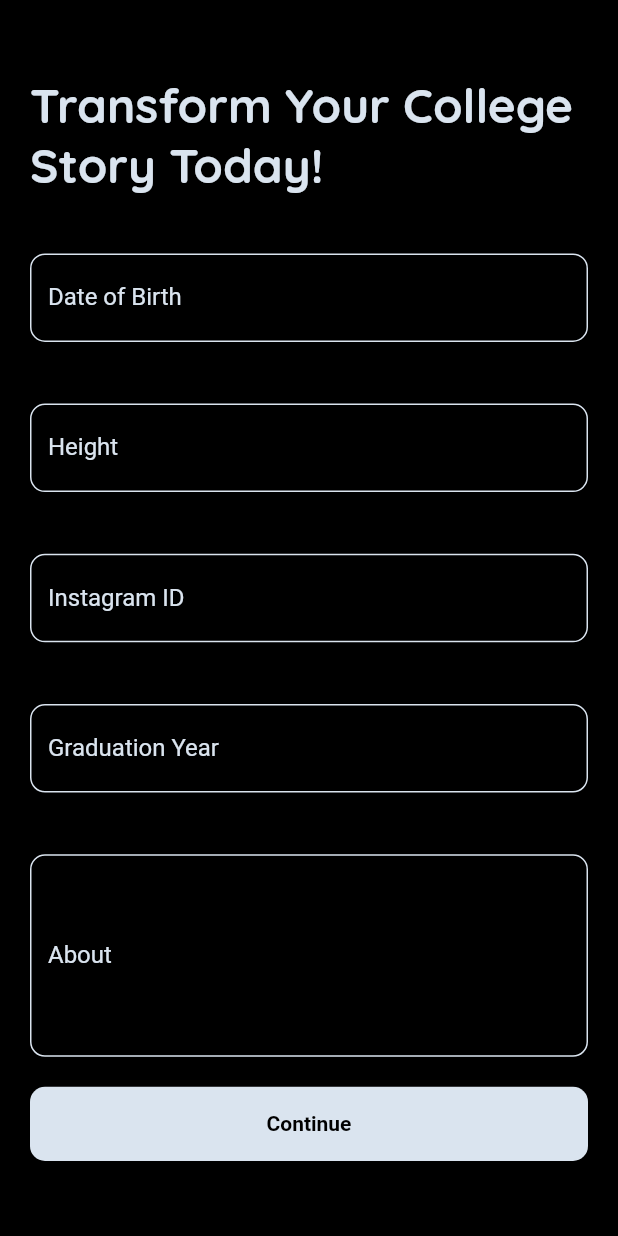
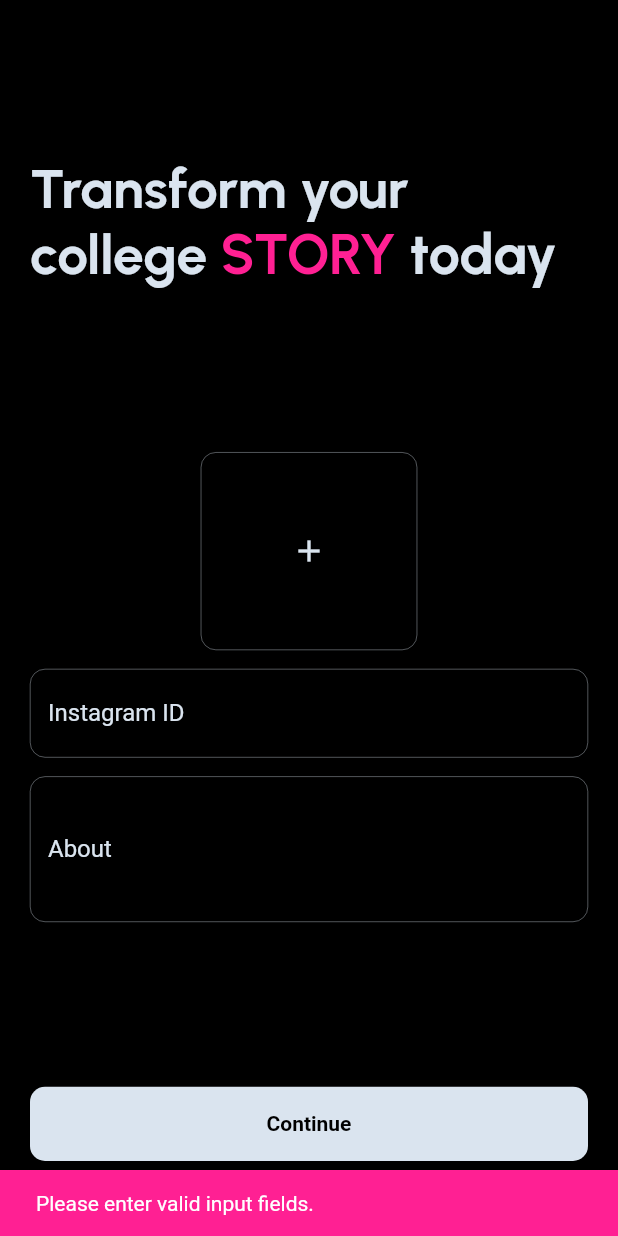
Before and after one commit to Quantum-Nexus/soul_sync_app, a Flutter app: the AboutMe screen opened by its route, after a tap on "Continue", on a phone screen of 412 x 824 dp. Run offline on Flutter 3.47's test engine with Material 2 defaults, Android fonts, the light colour scheme and no system bars; our stand-ins replace animated_splash_screen, flutter_card_swiper, google_fonts, image_picker, intl_phone_field, page_transition and 1 more; accounts and stored records are empty; project files that could hold a hidden picture were left out.

Commit message:
data collection screen done

```diff
--- a/lib/Screens/DataCollectionScreen/components/aboutme.dart
+++ b/lib/Screens/DataCollectionScreen/components/aboutme.dart
@@ -1,5 +1,8 @@
+import 'dart:io';
+
 import 'package:flutter/material.dart';
 import 'package:google_fonts/google_fonts.dart';
+import 'package:image_picker/image_picker.dart';
 import 'package:soul_sync_app/utils/constants/color.dart';
 
 class AboutMe extends StatefulWidget {
@@ -11,18 +14,121 @@ class AboutMe extends StatefulWidget {
 
 class _AboutMeState extends State<AboutMe> {
   final _formKey = GlobalKey<FormState>();
-
-  String _dob = '';
-  String _height = '';
   String _instagramId = '';
-  String _graduationYear = '';
   String _about = '';
   bool isPressed = false;
+  File? _pickedImage; // To store the picked image
 
+  Future<void> _showImageSourceDialog(BuildContext context) async {
+    await showDialog(
+      context: context,
+      builder: (BuildContext context) {
+        return AlertDialog(
+          backgroundColor: kPrimaryLightColor,
+          title: Text("Select Image Source"),
+          content: SingleChildScrollView(
+            child: ListBody(
+              children: <Widget>[
+                GestureDetector(
+                  child: Text("Camera"),
+                  onTap: () {
+                    Navigator.pop(context);
+                    _pickImage(ImageSource.camera);
+                  },
+                ),
+                SizedBox(height: 20),
+                GestureDetector(
+                  child: Text("Gallery"),
+                  onTap: () {
+                    Navigator.pop(context);
+                    _pickImage(ImageSource.gallery);
+                  },
+                ),
+              ],
+            ),
+          ),
+        );
+      },
+    );
+  }
+
+  Future<void> _pickImage(ImageSource source) async {
+    final pickedImageFile = await ImagePicker().pickImage(
+      source: source,
+      maxWidth: 600,
+    );
+
+    if (pickedImageFile != null) {
+      setState(() {
+        _pickedImage = File(pickedImageFile.path);
+      });
+    }
+  }
   void _toggledataButtonState() {
     setState(() {
+      if (_pickedImage != null && _instagramId != "" && _about != "") {
         isPressed = !isPressed;
+      } else {
+        if (_pickedImage == "" && (_instagramId != 0 && _about != "")) {
+          ScaffoldMessenger.of(context).showSnackBar(
+            const SnackBar(
+              content: Text("Please pick an image."),
+              backgroundColor: kPinkColor,
+            ),
+          );
+        } else if (_instagramId == "" && (_pickedImage != null && _about != "")) {
+          ScaffoldMessenger.of(context).showSnackBar(
+            const SnackBar(
+              content: Text("Please enter your instagram id."),
+              backgroundColor: kPinkColor,
+            ),
+          );
+        } else if (_about == "" && ( _pickedImage != null && _about != "")){
+          ScaffoldMessenger.of(context).showSnackBar(
+            const SnackBar(
+              content: Text("Please enter your about."),
+              backgroundColor: kPinkColor,
+            ),
+          );
+        }
+        else if(_instagramId != "" && (_pickedImage == null && _about == "")) {
+          ScaffoldMessenger.of(context).showSnackBar(
+            const SnackBar(
+              content: Text("Please select an image and enter your about."),
+              backgroundColor: kPinkColor,
+            ),
+          );
+        }
+        else if(_about != "" && ( _pickedImage == null && _instagramId == "")) {
+          ScaffoldMessenger.of(context).showSnackBar(
+            const SnackBar(
+              content: Text("Please select an image and enter your instagram id."),
+              backgroundColor: kPinkColor,
+            ),
+          );
+        }
+        else if(_pickedImage != "" && (_instagramId == 0 && _about == "")) {
+          ScaffoldMessenger.of(context).showSnackBar(
+            const SnackBar(
+              content: Text("Please enter your instagram id and about."),
+              backgroundColor: kPinkColor,
+            ),
+          );
+        }
+        else {
+          ScaffoldMessenger.of(context).showSnackBar(
+            const SnackBar(
+              content: Text("Please enter valid input fields."),
+              backgroundColor: kPinkColor,
+            ),
+          );
+
+        }
+      }
     });
+    print(_pickedImage);
+    print(_instagramId);
+    print(_about);
   }
 
   @override
@@ -31,98 +137,112 @@ class _AboutMeState extends State<AboutMe> {
     double width = MediaQuery.of(context).size.width;
     return Scaffold(
       backgroundColor: kPrimaryColor,
-      body: Container(
+      resizeToAvoidBottomInset:
+          false, // Add this line to prevent automatic scrolling
+
+      body: SafeArea(
+        child: Container(
+          height: height,
+          width: width,
           margin: EdgeInsets.symmetric(vertical: 50, horizontal: 20),
           child: Column(
             mainAxisAlignment: MainAxisAlignment.spaceBetween,
             children: [
               Container(
-              height: height * 0.12,
-              decoration: BoxDecoration(
-                  // border: Border.all(
-                  //     color: Colors.red, width: 1, style: BorderStyle.solid),
-                  ),
-              child: Text(
-                'Transform Your College Story Today!',
-                style: GoogleFonts.quicksand(
-                    color: kPrimaryLightColor,
-                    fontSize: height * 0.0385,
-                    fontWeight: FontWeight.bold),
+                // height: height *0.065,
+                margin: EdgeInsets.only(top: height * 0.065),
+                child: Text.rich(
+                  TextSpan(
+                      text: 'Transform your college ',
+                      style: GoogleFonts.urbanist(
+                          fontSize: height * 0.0445,
+                          fontWeight: FontWeight.bold,
+                          color: kPrimaryLightColor),
+                      children: <InlineSpan>[
+                        TextSpan(
+                          text: 'STORY ',
+                          style: GoogleFonts.urbanist(
+                            fontSize: height * 0.045,
+                            fontWeight: FontWeight.bold,
+                            color: kPinkColor,
                           ),
                         ),
-            Container(
-              height: height * 0.65,
-              decoration: BoxDecoration(
-                  // border: Border.all(
-                  //     color: Colors.red, width: 1, style: BorderStyle.solid),
-                  ),
-              child: Form(
-                key: _formKey,
-                child: Column(
-                    mainAxisAlignment: MainAxisAlignment.spaceBetween,
-                    crossAxisAlignment: CrossAxisAlignment.start,
-                    children: <Widget>[
-                      TextFormField(
-                        cursorColor: kPrimaryLightColor,
-                        style: TextStyle(color: kPrimaryLightColor),
-                        decoration: InputDecoration(
-                          focusedBorder: OutlineInputBorder(
-                            borderSide: BorderSide(color: kPrimaryLightColor),
-                            borderRadius: BorderRadius.all(Radius.circular(10)),
-                          ),
-                          border: OutlineInputBorder(),
-                          labelText: 'Date of Birth',
-                          labelStyle: TextStyle(
-                              color: kPrimaryLightColor), // Hint text color
-                          enabledBorder: OutlineInputBorder(
-                            borderRadius: BorderRadius.all(Radius.circular(10)),
-                            borderSide: BorderSide(
+                        TextSpan(
+                          text: 'today',
+                          style: GoogleFonts.urbanist(
+                            fontSize: height * 0.045,
+                            fontWeight: FontWeight.bold,
                             color: kPrimaryLightColor,
                           ),
                         ),
+                      ]),
                 ),
-                        onChanged: (value) {
-                          _dob = value;
+              ),
+              Form(
+                key: _formKey,
+                child: Container(
+                  height: height * 0.38,
+                  child: Column(
+                      mainAxisAlignment: MainAxisAlignment.spaceBetween,
+                      crossAxisAlignment: CrossAxisAlignment.center,
+                      children: <Widget>[
+                        ImageInputContainer(
+                          image: _pickedImage,
+                          onTap: () async {
+                            await _showImageSourceDialog(context);
                           },
                         ),
+                        // GestureDetector(
+                        //   onTap: () => _showImageSourceDialog(context),
+                        //   child: AbsorbPointer(
+                        //     absorbing: true,
+                        //     child: TextFormField(
+                        //       enableInteractiveSelection: true,
+                        //       cursorColor: kPrimaryLightColor,
+                        //       style: TextStyle(color: kPrimaryLightColor),
+                        //       decoration: InputDecoration(
+                        //         focusedBorder: OutlineInputBorder(
+                        //           borderSide: BorderSide(
+                        //               color: kPrimaryLightColor, width: 0.25),
+                        //           borderRadius:
+                        //               BorderRadius.all(Radius.circular(10)),
+                        //         ),
+                        //         border: OutlineInputBorder(),
+                        //         labelText: 'Select your image',
+                        //         labelStyle: TextStyle(
+                        //             color:
+                        //                 kPrimaryLightColor), // Hint text color
+                        //         enabledBorder: OutlineInputBorder(
+                        //           borderRadius:
+                        //               BorderRadius.all(Radius.circular(10)),
+                        //           borderSide: BorderSide(
+                        //               color: kPrimaryLightColor,
+                        //               width: 0.25), // Border color
+                        //         ),
+                        //       ),
+                        //     ),
+                        //   ),
+                        // ),
                         TextFormField(
                           cursorColor: kPrimaryLightColor,
-                        style: TextStyle(color: kPrimaryLightColor),
-                        decoration: InputDecoration(
+                          style: const TextStyle(color: kPrimaryLightColor),
+                          decoration: const InputDecoration(
                             focusedBorder: OutlineInputBorder(
-                            borderSide: BorderSide(color: kPrimaryLightColor),
-                            borderRadius: BorderRadius.all(Radius.circular(10)),
-                          ),
-                          border: OutlineInputBorder(),
-                          labelText: 'Height',
-                          labelStyle: TextStyle(
-                              color: kPrimaryLightColor), // Hint text color
-                          enabledBorder: OutlineInputBorder(
-                            borderRadius: BorderRadius.all(Radius.circular(10)),
                               borderSide: BorderSide(
-                                color: kPrimaryLightColor), // Border color
-                          ),
-                        ),
-                        onChanged: (value) {
-                          _height = value;
-                        },
-                      ),
-                      TextFormField(
-                        cursorColor: kPrimaryLightColor,
-                        style: TextStyle(color: kPrimaryLightColor),
-                        decoration: InputDecoration(
-                          focusedBorder: OutlineInputBorder(
-                            borderSide: BorderSide(color: kPrimaryLightColor),
-                            borderRadius: BorderRadius.all(Radius.circular(10)),
+                                  color: kPrimaryLightColor, width: 0.25),
+                              borderRadius:
+                                  BorderRadius.all(Radius.circular(10)),
                             ),
                             border: OutlineInputBorder(),
                             labelText: 'Instagram ID',
                             labelStyle: TextStyle(
                                 color: kPrimaryLightColor), // Hint text color
                             enabledBorder: OutlineInputBorder(
-                            borderRadius: BorderRadius.all(Radius.circular(10)),
+                              borderRadius:
+                                  BorderRadius.all(Radius.circular(10)),
                               borderSide: BorderSide(
-                                color: kPrimaryLightColor), // Border color
+                                  color: kPrimaryLightColor,
+                                  width: 0.25), // Border color
                             ),
                           ),
                           onChanged: (value) {
@@ -131,44 +251,26 @@ class _AboutMeState extends State<AboutMe> {
                         ),
                         TextFormField(
                           cursorColor: kPrimaryLightColor,
-                        style: TextStyle(color: kPrimaryLightColor),
-                        decoration: InputDecoration(
+                          style: const TextStyle(color: kPrimaryLightColor),
+                          maxLines: 3,
+                          decoration: const InputDecoration(
                             focusedBorder: OutlineInputBorder(
-                            borderSide: BorderSide(color: kPrimaryLightColor),
-                            borderRadius: BorderRadius.all(Radius.circular(10)),
+                              borderSide: BorderSide(
+                                  color: kPrimaryLightColor, width: 0.25),
+                              borderRadius:
+                                  BorderRadius.all(Radius.circular(10)),
                             ),
                             border: OutlineInputBorder(),
-                          labelText: 'Graduation Year',
+                            labelText: 'About',
+                            hintMaxLines: 3,
                             labelStyle: TextStyle(
                                 color: kPrimaryLightColor), // Hint text color
                             enabledBorder: OutlineInputBorder(
-                            borderRadius: BorderRadius.all(Radius.circular(10)),
+                              borderRadius:
+                                  BorderRadius.all(Radius.circular(10)),
                               borderSide: BorderSide(
-                                color: kPrimaryLightColor), // Border color
-                          ),
-                        ),
-                        onChanged: (value) {
-                          _graduationYear = value;
-                        },
-                      ),
-                      TextFormField(
-                        cursorColor: kPrimaryLightColor,
-                        style: TextStyle(color: kPrimaryLightColor),
-                        maxLines: 5,
-                        decoration: InputDecoration(
-                          focusedBorder: OutlineInputBorder(
-                            borderSide: BorderSide(color: kPrimaryLightColor),
-                            borderRadius: BorderRadius.all(Radius.circular(10)),
-                          ),
-                          border: OutlineInputBorder(),
-                          labelText: 'About',
-                          hintMaxLines: 5,
-                          labelStyle: TextStyle(
-                              color: kPrimaryLightColor), // Hint text color
-                          enabledBorder: OutlineInputBorder(
-                            borderRadius: BorderRadius.all(Radius.circular(10)),
-                            borderSide: BorderSide(
-                                color: kPrimaryLightColor), // Border color
+                                  color: kPrimaryLightColor,
+                                  width: 0.25), // Border color
                             ),
                           ),
                           onChanged: (value) {
@@ -178,16 +280,11 @@ class _AboutMeState extends State<AboutMe> {
                       ]),
                 ),
               ),
-            Container(
-              height: height * 0.060,
-              child: Column(
-                mainAxisAlignment: MainAxisAlignment.spaceAround,
-                children: [
               GestureDetector(
                 onTap: () {
                   _toggledataButtonState();
                   if (isPressed == true) {
-                        Navigator.pushNamed(context, '');
+                    Navigator.pushNamed(context, '/welcome');
                   }
                 },
                 child: Container(
@@ -210,6 +307,51 @@ class _AboutMeState extends State<AboutMe> {
             ],
           ),
         ),
+      ),
+    );
+  }
+}
+
+class ImageInputContainer extends StatefulWidget {
+  final File? image;
+  final VoidCallback onTap;
+
+  ImageInputContainer({required this.image, required this.onTap});
+
+  @override
+  _ImageInputContainerState createState() => _ImageInputContainerState();
+}
+
+class _ImageInputContainerState extends State<ImageInputContainer> {
+  @override
+  Widget build(BuildContext context) {
+    double height = MediaQuery.of(context).size.height;
+    double width = MediaQuery.of(context).size.width;
+    return GestureDetector(
+      onTap: widget.onTap,
+      child: Container(
+        width: width * 0.35,
+        height: height * 0.16,
+        decoration: BoxDecoration(
+          color: kPrimaryColor.withOpacity(0.6),
+          borderRadius: BorderRadius.circular(10),
+          border: Border.all(color: kPrimaryLightColor, width: 0.25),
+        ),
+        child: Stack(
+          children: [
+            if (widget.image != null)
+              Positioned.fill(
+                child: ClipRRect(
+                  borderRadius: BorderRadius.circular(10),
+                  child: Image.file(widget.image!, fit: BoxFit.cover),
+                ),
+              ),
+            Center(
+              child: Icon(
+                Icons.add,
+                color: kPrimaryLightColor,
+              ),
+            ),
           ],
         ),
       ),
--- a/lib/Screens/DataCollectionScreen/components/gender_info.dart
+++ b/lib/Screens/DataCollectionScreen/components/gender_info.dart
@@ -111,7 +111,7 @@ class _GenderInfoState extends State<GenderInfo> {
               onTap: () {
                 _toggledataButtonState();
                 if (isPressed == true) {
-                  Navigator.pushNamed(context, '/aboutme');
+                  Navigator.pushNamed(context, '/personaldetails');
                 }
               },
               child: Container(
--- a/lib/Screens/DataCollectionScreen/components/personal_details.dart
+++ b/lib/Screens/DataCollectionScreen/components/personal_details.dart
@@ -79,8 +79,11 @@ class _PersonalDetailsState extends State<PersonalDetails> {
     double height = MediaQuery.of(context).size.height;
     double width = MediaQuery.of(context).size.width;
     return Scaffold(
+      resizeToAvoidBottomInset:
+          false,
       backgroundColor: kPrimaryColor,
-      body: Container(
+      body: SafeArea(
+        child: Container(
           width: width,
           margin: const EdgeInsets.symmetric(vertical: 50, horizontal: 20),
           child: Column(
@@ -99,16 +102,16 @@ class _PersonalDetailsState extends State<PersonalDetails> {
                   children: [
                     Text.rich(
                       TextSpan(
-                        text: 'Age is just a number\n',
+                          text: 'Age is just a number ',
                           style: GoogleFonts.urbanist(
-                            fontSize: height * 0.0445,
+                              fontSize: height * 0.0435,
                               fontWeight: FontWeight.bold,
                               color: kPrimaryLightColor),
                           children: <InlineSpan>[
                             TextSpan(
-                            text: 'and we want\n',
+                              text: 'and we want ',
                               style: GoogleFonts.urbanist(
-                              fontSize: height * 0.045,
+                                fontSize: height * 0.0435,
                                 fontWeight: FontWeight.bold,
                                 color: kPrimaryLightColor,
                               ),
@@ -116,7 +119,7 @@ class _PersonalDetailsState extends State<PersonalDetails> {
                             TextSpan(
                               text: 'YOURS',
                               style: GoogleFonts.urbanist(
-                              fontSize: height * 0.045,
+                                fontSize: height * 0.0435,
                                 fontWeight: FontWeight.bold,
                                 color: kPinkColor,
                               ),
@@ -126,10 +129,10 @@ class _PersonalDetailsState extends State<PersonalDetails> {
                   ],
                 ),
               ),
-            Container(
+              Form(
+                key: _formKey,
+                child: Container(
                   height: height * 0.180,
-              child: Form(
-                key: _formKey,
                   child: Column(
                       mainAxisAlignment: MainAxisAlignment.spaceBetween,
                       crossAxisAlignment: CrossAxisAlignment.start,
@@ -162,12 +165,12 @@ class _PersonalDetailsState extends State<PersonalDetails> {
                               labelText: 'Date of Birth',
                               labelStyle: TextStyle(color: Colors.white),
                               enabledBorder: OutlineInputBorder(
-                              borderSide: BorderSide(color: Colors.white),
+                                borderSide: BorderSide(color: Colors.white, width: 0.25),
                                 borderRadius:
                                     BorderRadius.all(Radius.circular(10)),
                               ),
                               focusedBorder: OutlineInputBorder(
-                              borderSide: BorderSide(color: kPrimaryLightColor),
+                                borderSide: BorderSide(color: kPrimaryLightColor, width: 0.25),
                                 borderRadius:
                                     BorderRadius.all(Radius.circular(10)),
                               ),
@@ -179,7 +182,7 @@ class _PersonalDetailsState extends State<PersonalDetails> {
                           style: const TextStyle(color: kPrimaryLightColor),
                           decoration: InputDecoration(
                             focusedBorder: const OutlineInputBorder(
-                            borderSide: BorderSide(color: kPrimaryLightColor),
+                              borderSide: BorderSide(color: kPrimaryLightColor, width: 0.25),
                               borderRadius: BorderRadius.all(Radius.circular(10)),
                             ),
                             hintText: '000(in cm) & 0.0 (in feet)',
@@ -190,7 +193,7 @@ class _PersonalDetailsState extends State<PersonalDetails> {
                                 color: kPrimaryLightColor), // Hint text color
                             enabledBorder: const OutlineInputBorder(
                               borderRadius: BorderRadius.all(Radius.circular(10)),
-                            borderSide: BorderSide(color: kPrimaryLightColor),
+                              borderSide: BorderSide(color: kPrimaryLightColor, width: 0.25),
                               // Border color
                             ),
                             suffixIcon: Padding(
@@ -244,16 +247,11 @@ class _PersonalDetailsState extends State<PersonalDetails> {
               SizedBox(
                 height: height * 0.05,
               ),
-            Container(
-              height: height * 0.060,
-              child: Column(
-                mainAxisAlignment: MainAxisAlignment.spaceAround,
-                children: [
               GestureDetector(
                 onTap: () {
                   _toggledataButtonState();
                   if (isPressed == true) {
-                        Navigator.pushNamed(context, '/onboarding');
+                    Navigator.pushNamed(context, '/aboutme');
                   }
                 },
                 child: Container(
@@ -276,8 +274,6 @@ class _PersonalDetailsState extends State<PersonalDetails> {
             ],
           ),
         ),
-          ],
-        ),
       ),
     );
   }
--- a/lib/main.dart
+++ b/lib/main.dart
@@ -50,7 +50,7 @@ class MyApp extends StatelessWidget {
       ),
 
       debugShowCheckedModeBanner: false,
-      initialRoute: '/personaldetails', //isLoggedIn ? '/home' : '/splash',
+      initialRoute: '/data', //isLoggedIn ? '/home' : '/splash',
       routes: {
         '/home': (context) => const Home(),
         '/onboarding': (context) => const OnboardingScreen(),
```
Lines whose indentation alone changed are shown as unchanged.
